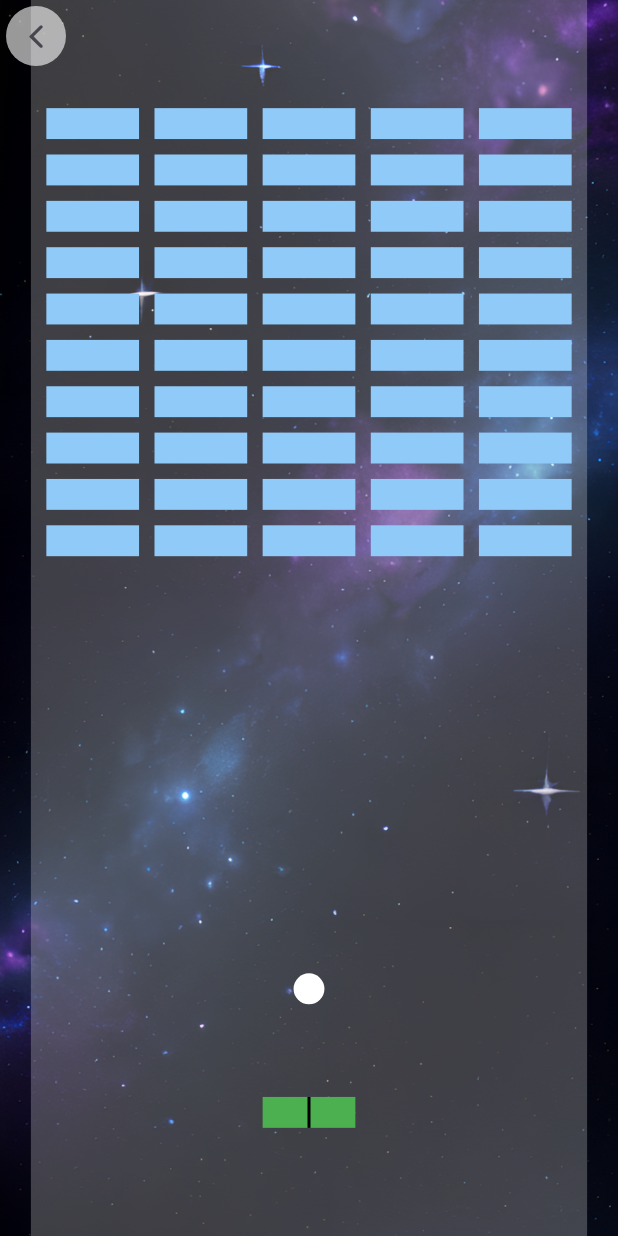
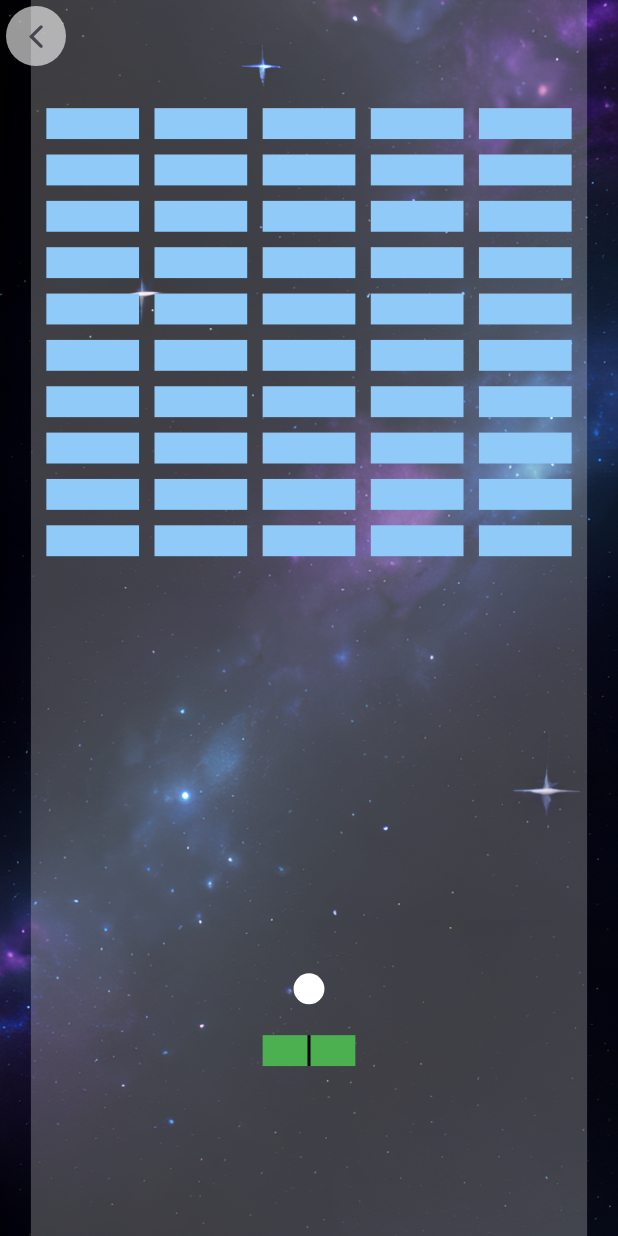
Before and after one commit to tozpeak/FlutterDemoGame, a Flutter app: the screen it shows after launch, after a tap on "Game", on a phone screen of 412 x 824 dp. Run offline on Flutter 3.47's test engine with Material 3 defaults, Android fonts, the phone set to English and light mode, and no system bars.

Commit message:
fixed responsiveness and game over state

```diff
--- a/lib/gameplay_page.dart
+++ b/lib/gameplay_page.dart
@@ -58,7 +58,7 @@ class _GameplayContentState extends State<GameplayContent>
 
   Offset _paddleCenterPosition = const Offset(
     GameplayContent.gameWidth / 2,
-    GameplayContent.gameHeight * 0.9
+    GameplayContent.gameHeight * 0.85
   );
 
   final _paddleSize = const Size(60, 20);
@@ -165,6 +165,8 @@ class _GameplayContentState extends State<GameplayContent>
         i--;
       }
     }
+
+    if(targets.isEmpty) _isGameOver = true;
   }
 
   bool _collideBallWith(Rect rect) {
@@ -182,16 +184,14 @@ class _GameplayContentState extends State<GameplayContent>
         final size = constrains.biggest;
         final ratio = size.width / GameplayContent.gameWidth;
         return GestureDetector(
-          onPanDown: (detailds) {
+          onPanDown: (details) {
             if(!_controller.isAnimating) {
               _startAnimation();
             }
+            _updatePaddlePos(details.localPosition.dx, ratio);
           },
           onPanUpdate: (details) => setState(() {
-            _paddleCenterPosition = Offset(
-              details.localPosition.dx / ratio,
-              _paddleCenterPosition.dy
-            );
+            _updatePaddlePos(details.localPosition.dx, ratio);
             //_physicsUpdate(0.3);
           }),
           child: Container(
@@ -240,6 +240,16 @@ class _GameplayContentState extends State<GameplayContent>
                     ),
                   ),
                 ),
+                if(_isGameOver) SizedBox.expand(
+                  child: Center(
+                    child: Text(
+                      "GAME OVER",
+                      style: Theme.of(context).textTheme.headlineLarge?.copyWith(
+                        color: targets.isEmpty ? Colors.green : Colors.red
+                      ),
+                    ),
+                  ),
+                ),
               ],
             ),
           ),
@@ -247,4 +257,11 @@ class _GameplayContentState extends State<GameplayContent>
       }
     );
   }
+
+  void _updatePaddlePos(double dx, double ratio) {
+    _paddleCenterPosition = Offset(
+      dx / ratio,
+      _paddleCenterPosition.dy
+    );
+  }
 }
```
